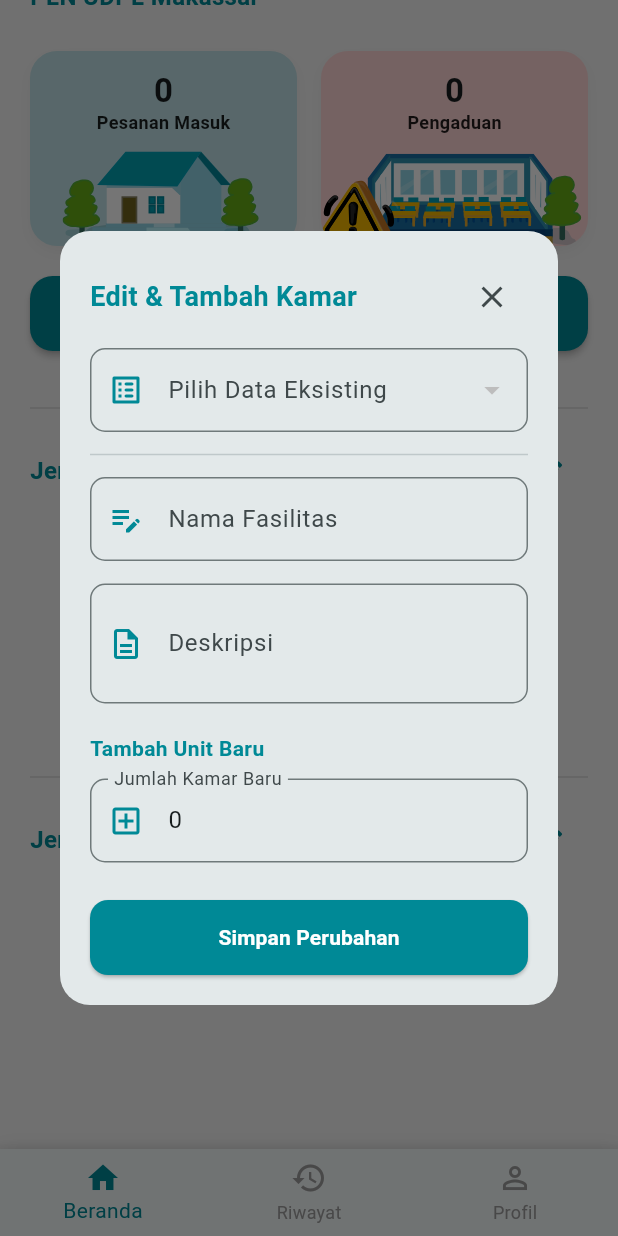
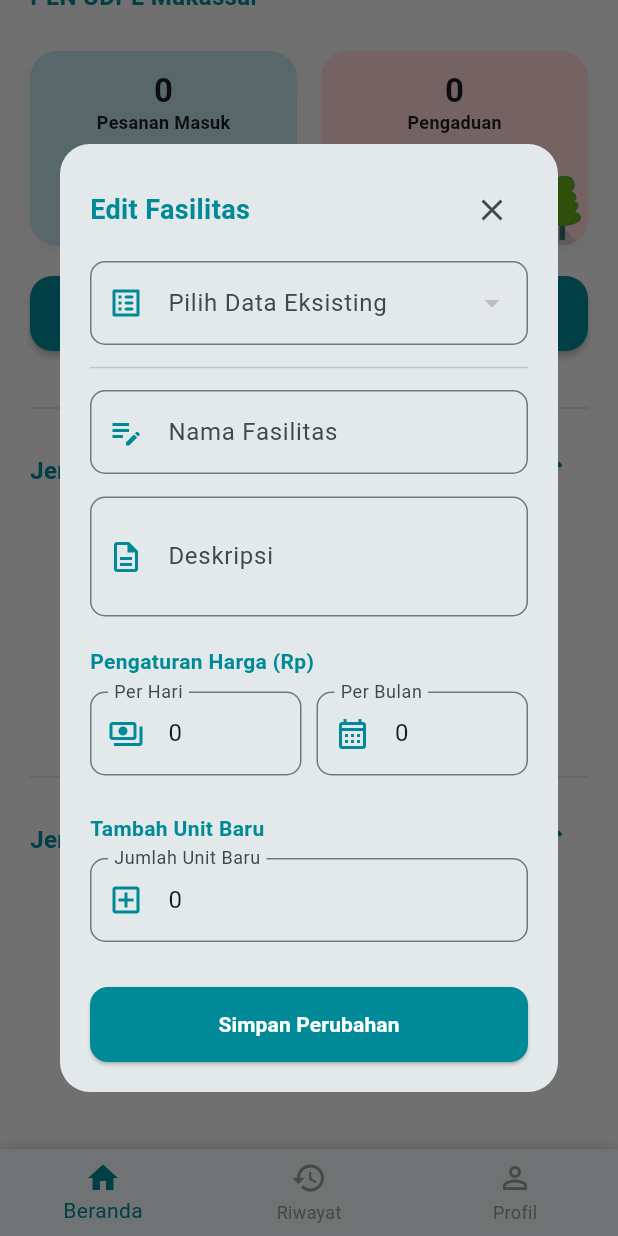
Before and after one commit to zawcompany/PLNproject, a Flutter app: the DashApproval screen opened by its route, scrolled down 134 dp, after a tap on the "edit" icon, on a phone screen of 412 x 824 dp. Run offline on Flutter 3.47's test engine with Material 3 defaults, Android fonts, the phone set to English and light mode, and no system bars; drawn by our look-alikes of carousel_slider; our stand-ins replace cloud_firestore, firebase_auth, firebase_core, firebase_storage, flutter_svg, image_picker and 1 more; accounts and stored records are empty.

Commit message:
Revisi 2

```diff
--- a/lib/models/item_model.dart
+++ b/lib/models/item_model.dart
@@ -10,6 +10,8 @@ class ItemModel {
   final ItemType type;
   bool isDone;
   final List<RoomModel> rooms;
+  final int priceDay;
+  final int priceMonth;
 
   ItemModel({
     required this.id,
@@ -19,6 +21,8 @@ class ItemModel {
     required this.type,
     this.isDone = false,
     this.rooms = const [],
+    this.priceDay = 0,
+    this.priceMonth = 0,
   });
 
   ItemModel.seed({
@@ -29,6 +33,8 @@ class ItemModel {
     required this.type,
     this.isDone = false,
     this.rooms = const [],
+    this.priceDay = 0,
+    this.priceMonth = 0,
   });
 
   Map<String, dynamic> toMap() {
@@ -40,6 +46,8 @@ class ItemModel {
       'type': type.name,
       'isDone': isDone,
       'rooms': rooms.map((room) => room.toMap()).toList(),
+      'priceDay': priceDay,
+      'priceMonth': priceMonth,
     };
   }
 
@@ -57,6 +65,12 @@ class ItemModel {
       rooms: map['rooms'] != null
           ? (map['rooms'] as List).map((x) => RoomModel.fromMap(x)).toList()
           : [],
+      priceDay: (map['priceDay'] is int)
+          ? map['priceDay']
+          : int.tryParse(map['priceDay']?.toString() ?? '0') ?? 0,
+      priceMonth: (map['priceMonth'] is int)
+          ? map['priceMonth']
+          : int.tryParse(map['priceMonth']?.toString() ?? '0') ?? 0,
     );
   }
 }
--- a/lib/pages/approval/form_edit_jenis.dart
+++ b/lib/pages/approval/form_edit_jenis.dart
@@ -21,6 +21,8 @@ class _FormEditJenisState extends State<FormEditJenis> {
   ItemModel? selectedItem;
   final TextEditingController nameController = TextEditingController();
   final TextEditingController descController = TextEditingController();
+  final TextEditingController priceDayController = TextEditingController(text: '0');
+  final TextEditingController priceMonthController = TextEditingController(text: '0');
   final TextEditingController roomCountController = TextEditingController(text: '0');
   List<TextEditingController> roomNameControllers = [];
 
@@ -30,10 +32,10 @@ class _FormEditJenisState extends State<FormEditJenis> {
   void dispose() {
     nameController.dispose();
     descController.dispose();
+    priceDayController.dispose();
+    priceMonthController.dispose();
     roomCountController.dispose();
-    for (var c in roomNameControllers) {
-      c.dispose();
-    }
+    for (var c in roomNameControllers) c.dispose();
     super.dispose();
   }
 
@@ -54,16 +56,14 @@ class _FormEditJenisState extends State<FormEditJenis> {
   Future<void> _updateData() async {
     if (_formKey.currentState!.validate() && selectedItem != null) {
       setState(() => _isLoading = true);
-
       try {
+        // 1. Ambil data kamar lama
         List<Map<String, dynamic>> newRooms = [];
-
-        if (selectedItem!.rooms.isNotEmpty) {
-          for (var r in selectedItem!.rooms) {
-            newRooms.add(r.toMap());
-          }
+        for (var r in selectedItem!.rooms) {
+          newRooms.add(r.toMap());
         }
 
+        // 2. Tambahkan kamar baru dari input
         for (var controller in roomNameControllers) {
           if (controller.text.isNotEmpty) {
             String roomId = "${DateTime.now().millisecondsSinceEpoch}_${controller.text.hashCode}";
@@ -76,12 +76,12 @@ class _FormEditJenisState extends State<FormEditJenis> {
           }
         }
 
-        await FirebaseFirestore.instance
-            .collection('items')
-            .doc(selectedItem!.id)
-            .update({
+        // 3. Update Firestore
+        await FirebaseFirestore.instance.collection('items').doc(selectedItem!.id).update({
           'title': nameController.text.trim(),
           'description': descController.text.trim(),
+          'priceDay': int.tryParse(priceDayController.text) ?? 0,
+          'priceMonth': int.tryParse(priceMonthController.text) ?? 0,
           'rooms': newRooms,
         });
 
@@ -104,10 +104,9 @@ class _FormEditJenisState extends State<FormEditJenis> {
   @override
   Widget build(BuildContext context) {
     return Dialog(
-      elevation: 0,
       shape: RoundedRectangleBorder(borderRadius: BorderRadius.circular(20)),
       child: Container(
-        constraints: BoxConstraints(maxHeight: MediaQuery.of(context).size.height * 0.8),
+        constraints: BoxConstraints(maxHeight: MediaQuery.of(context).size.height * 0.85),
         child: SingleChildScrollView(
           padding: const EdgeInsets.all(20),
           child: Form(
@@ -118,52 +117,50 @@ class _FormEditJenisState extends State<FormEditJenis> {
                 Row(
                   mainAxisAlignment: MainAxisAlignment.spaceBetween,
                   children: [
-                    const Text(
-                      "Edit & Tambah Kamar",
-                      style: TextStyle(fontSize: 18, fontWeight: FontWeight.bold, color: primaryTeal),
-                    ),
+                    const Text("Edit Fasilitas", style: TextStyle(fontSize: 18, fontWeight: FontWeight.bold, color: primaryTeal)),
                     IconButton(onPressed: () => Navigator.pop(context), icon: const Icon(Icons.close)),
                   ],
                 ),
                 const SizedBox(height: 10),
-
                 StreamBuilder<List<ItemModel>>(
                   stream: _db.getItems(),
                   builder: (context, snapshot) {
                     if (!snapshot.hasData) return const Center(child: CircularProgressIndicator());
-
-                    final filteredItems = snapshot.data!
-                        .where((item) => item.type == widget.type)
-                        .toList();
-
+                    final filteredItems = snapshot.data!.where((item) => item.type == widget.type).toList();
                     return _buildDropdownField(filteredItems);
                   }
                 ),
-
                 const Divider(height: 30),
-
                 _buildTextField(nameController, "Nama Fasilitas", Icons.edit_note_outlined),
                 const SizedBox(height: 15),
                 _buildTextField(descController, "Deskripsi", Icons.description_outlined, maxLines: 2),
-
                 const SizedBox(height: 20),
+                const Align(
+                  alignment: Alignment.centerLeft,
+                  child: Text("Pengaturan Harga (Rp)", style: TextStyle(fontWeight: FontWeight.bold, color: primaryTeal)),
+                ),
+                const SizedBox(height: 10),
+                Row(
+                  children: [
+                    Expanded(child: _buildTextField(priceDayController, "Per Hari", Icons.payments_outlined, type: TextInputType.number)),
+                    const SizedBox(width: 10),
+                    Expanded(child: _buildTextField(priceMonthController, "Per Bulan", Icons.calendar_month_outlined, type: TextInputType.number)),
+                  ],
+                ),
+                const SizedBox(height: 25),
                 const Align(
                   alignment: Alignment.centerLeft,
                   child: Text("Tambah Unit Baru", style: TextStyle(fontWeight: FontWeight.bold, color: primaryTeal)),
                 ),
                 const SizedBox(height: 10),
-
-                _buildTextField(roomCountController, "Jumlah Kamar Baru", Icons.add_box_outlined, type: TextInputType.number, onChanged: _updateRoomFields),
-
+                _buildTextField(roomCountController, "Jumlah Unit Baru", Icons.add_box_outlined, type: TextInputType.number, onChanged: _updateRoomFields),
                 ...roomNameControllers.asMap().entries.map((entry) {
                   return Padding(
                     padding: const EdgeInsets.only(top: 10),
-                    child: _buildTextField(entry.value, "Nama Kamar ${entry.key + 1}", Icons.meeting_room_outlined),
+                    child: _buildTextField(entry.value, "Nama Unit ${entry.key + 1}", Icons.meeting_room_outlined),
                   );
                 }),
-
-                const SizedBox(height: 25),
-
+                const SizedBox(height: 30),
                 ElevatedButton(
                   style: ElevatedButton.styleFrom(
                     backgroundColor: primaryTeal,
@@ -172,7 +169,7 @@ class _FormEditJenisState extends State<FormEditJenis> {
                   ),
                   onPressed: _isLoading ? null : _updateData,
                   child: _isLoading
-                    ? const CircularProgressIndicator(color: Colors.white)
+                    ? const SizedBox(height: 20, width: 20, child: CircularProgressIndicator(color: Colors.white, strokeWidth: 2))
                     : const Text("Simpan Perubahan", style: TextStyle(color: Colors.white, fontWeight: FontWeight.bold)),
                 ),
               ],
@@ -191,14 +188,15 @@ class _FormEditJenisState extends State<FormEditJenis> {
         prefixIcon: const Icon(Icons.list_alt_rounded, color: primaryTeal),
         border: OutlineInputBorder(borderRadius: BorderRadius.circular(10)),
       ),
-
-      value: selectedItem != null ? items.firstWhere((e) => e.id == selectedItem!.id, orElse: () => items.first) : null,
+      value: selectedItem,
       items: items.map((item) => DropdownMenuItem(value: item, child: Text(item.title))).toList(),
       onChanged: (value) {
         setState(() {
           selectedItem = value;
           nameController.text = value?.title ?? "";
           descController.text = value?.description ?? "";
+          priceDayController.text = value?.priceDay.toString() ?? "0";
+          priceMonthController.text = value?.priceMonth.toString() ?? "0";
         });
       },
     );
--- a/lib/pages/karyawan/form_pemesanan_kls.dart
+++ b/lib/pages/karyawan/form_pemesanan_kls.dart
@@ -367,7 +367,7 @@ class _FormKelasPageState extends State<FormKelasPage> {
                 if (isFileSelected)
                   const Positioned(
                       right: 16,
-                      child: Text("Terpilih ✔",
+                      child: Text("Terpilih",
                           style: TextStyle(
                               fontSize: 10,
                               color: Colors.green,
```
Also changed, not shown: lib/pages/approval/riwayat_approval.dart (+67 -35 lines), lib/pages/karyawan/staff_riwayat.dart (+122 -76 lines), lib/assets/images/aula.jpeg (added), lib/assets/images/aula.png (added), lib/assets/images/kelasA.jpeg (added), lib/assets/images/kelasA1.png (added), lib/assets/images/lab.png, lib/assets/images/toddopuli.png (added), lib/assets/images/toddopuli1.png (added), lib/assets/images/toddopuli2.png (added).
